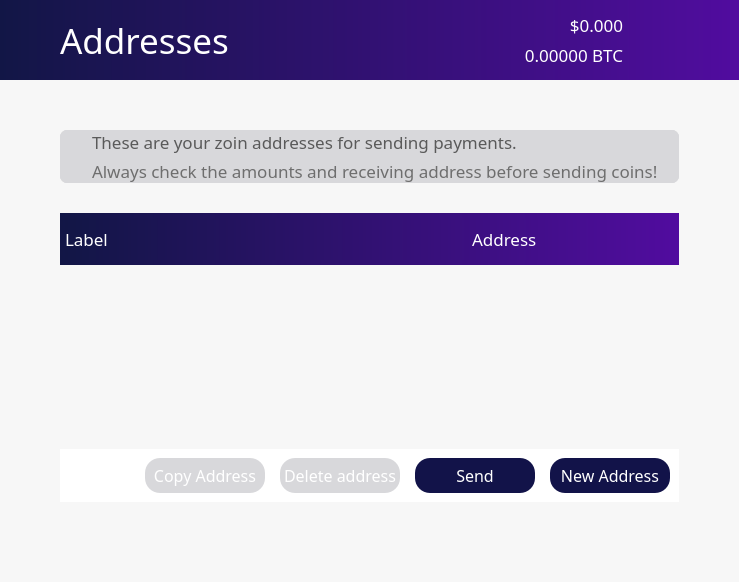
This is src/qt/forms/addressbookpage.ui in noirofficial/noir as Qt 5 draws it before an edit. The edited form follows.
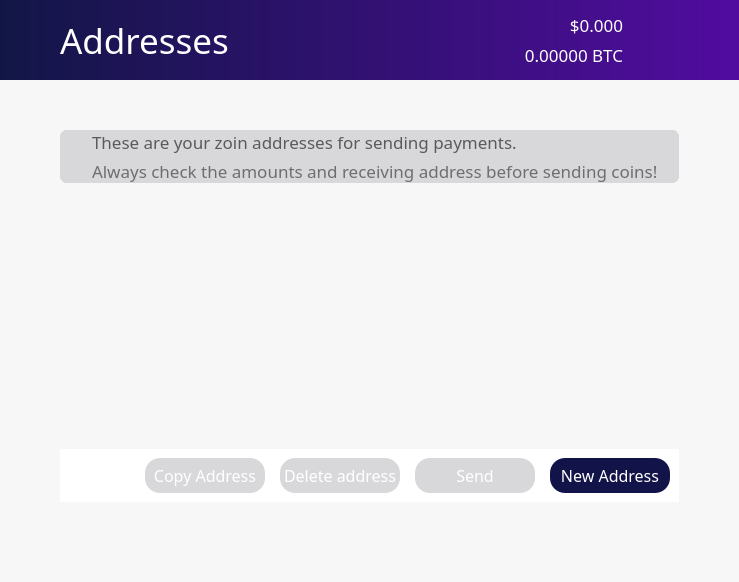
This is the edited form. Icons and pictures are not drawn.

Commit message: Update GUI to V2, small tweaks and finalize EUR price indicator, update app icon, fix horizontal header orientations

Patch:
```diff
--- a/src/qt/forms/addressbookpage.ui
+++ b/src/qt/forms/addressbookpage.ui
@@ -1022,111 +1022,6 @@
              <property name="bottomMargin">
               <number>0</number>
              </property>
-             <item>
-              <widget class="QFrame" name="frame_2">
-               <property name="sizePolicy">
-                <sizepolicy hsizetype="Preferred" vsizetype="Preferred">
-                 <horstretch>0</horstretch>
-                 <verstretch>0</verstretch>
-                </sizepolicy>
-               </property>
-               <property name="minimumSize">
-                <size>
-                 <width>0</width>
-                 <height>0</height>
-                </size>
-               </property>
-               <property name="styleSheet">
-                <string notr="true">color:white;
-background: QLinearGradient(x1: 0, y1: 0, x2: 1, y2: 0, stop: 0 #121646, stop: 1 #510c9f);
-border:0;
-</string>
-               </property>
-               <property name="frameShape">
-                <enum>QFrame::StyledPanel</enum>
-               </property>
-               <property name="frameShadow">
-                <enum>QFrame::Raised</enum>
-               </property>
-               <property name="lineWidth">
-                <number>0</number>
-               </property>
-               <layout class="QHBoxLayout" name="horizontalLayout_6">
-                <property name="spacing">
-                 <number>60</number>
-                </property>
-                <property name="leftMargin">
-                 <number>5</number>
-                </property>
-                <property name="topMargin">
-                 <number>5</number>
-                </property>
-                <property name="rightMargin">
-                 <number>0</number>
-                </property>
-                <property name="bottomMargin">
-                 <number>5</number>
-                </property>
-                <item>
-                 <widget class="QFrame" name="frame_5">
-                  <property name="frameShape">
-                   <enum>QFrame::StyledPanel</enum>
-                  </property>
-                  <property name="frameShadow">
-                   <enum>QFrame::Raised</enum>
-                  </property>
-                  <layout class="QHBoxLayout" name="horizontalLayout_2">
-                   <property name="spacing">
-                    <number>200</number>
-                   </property>
-                   <property name="leftMargin">
-                    <number>0</number>
-                   </property>
-                   <property name="rightMargin">
-                    <number>0</number>
-                   </property>
-                   <item>
-                    <widget class="QLabel" name="label">
-                     <property name="font">
-                      <font>
-                       <family>ZoinRegular</family>
-                       <pointsize>13</pointsize>
-                       <weight>50</weight>
-                       <bold>false</bold>
-                      </font>
-                     </property>
-                     <property name="styleSheet">
-                      <string notr="true">background-color: rgb(0,0,0,0);</string>
-                     </property>
-                     <property name="text">
-                      <string>Label</string>
-                     </property>
-                    </widget>
-                   </item>
-                   <item>
-                    <widget class="QLabel" name="label_4">
-                     <property name="font">
-                      <font>
-                       <family>ZoinRegular</family>
-                       <pointsize>13</pointsize>
-                       <weight>50</weight>
-                       <bold>false</bold>
-                      </font>
-                     </property>
-                     <property name="styleSheet">
-                      <string notr="true">background-color: rgb(0,0,0,0);</string>
-                     </property>
-                     <property name="text">
-                      <string>Address</string>
-                     </property>
-                    </widget>
-                   </item>
-                  </layout>
-                 </widget>
-                </item>
-               </layout>
-              </widget>
-             </item>
              <item>
               <widget class="QTableView" name="tableView">
                <property name="palette">
@@ -1222,7 +1117,7 @@
                </property>
                <property name="font">
                 <font>
-                 <family>ZoinLight</family>
+                 <family>ZoinRegular</family>
                  <pointsize>12</pointsize>
                 </font>
                </property>
@@ -1255,7 +1150,7 @@
                 <bool>false</bool>
                </property>
                <attribute name="horizontalHeaderVisible">
-                <bool>false</bool>
+                <bool>true</bool>
                </attribute>
                <attribute name="verticalHeaderVisible">
                 <bool>false</bool>
@@ -1375,7 +1270,7 @@
                    </font>
                   </property>
                   <property name="styleSheet">
-                   <string notr="true">background-color: #121349;
+                   <string notr="true">background-color: rgb(216, 216, 219);
 color: white;
 border-radius:15px;
 height:35px;
```
The commit also changes 23 other files.
